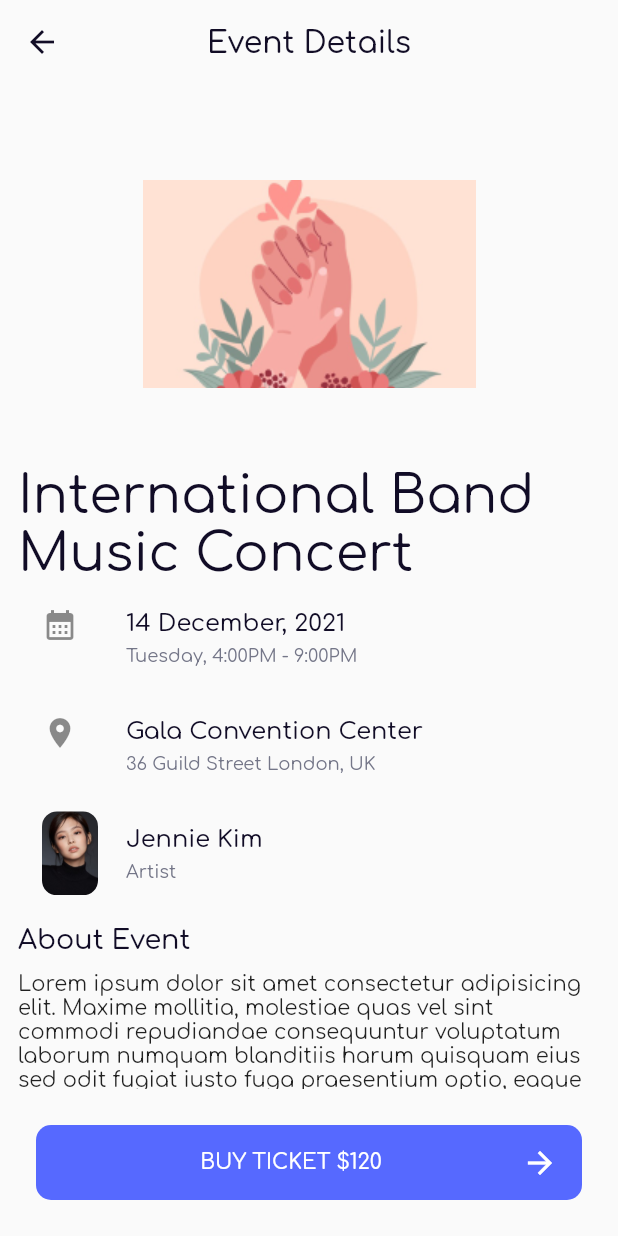
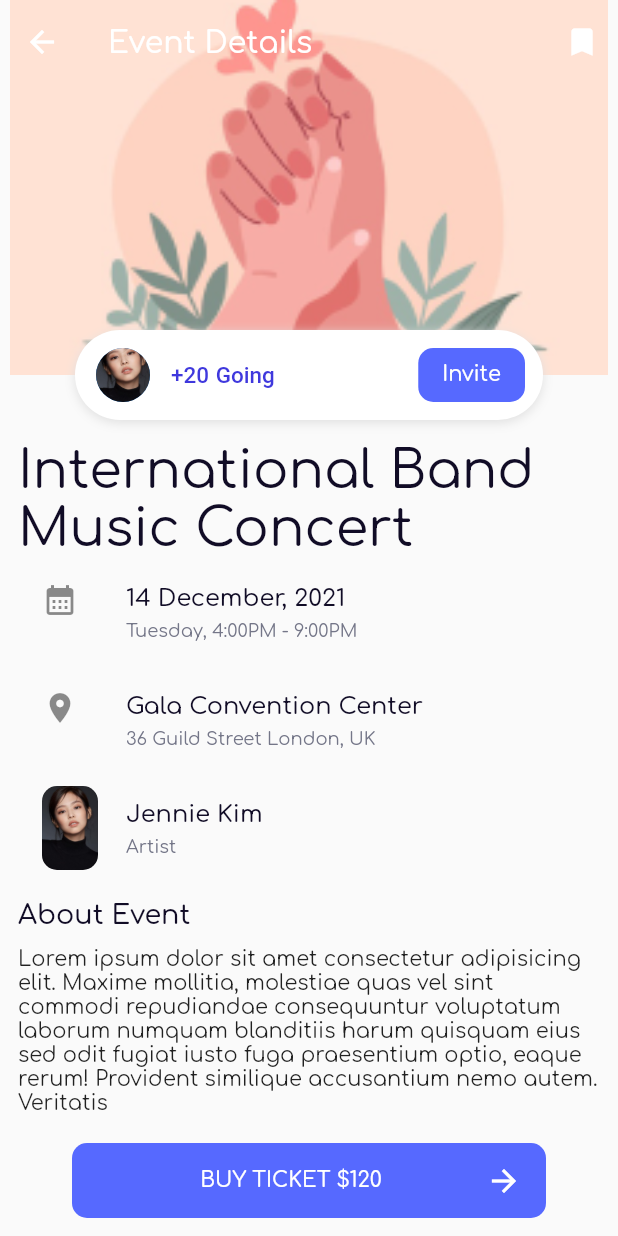
Before and after one commit to SteplerPaulo/event_booking, a Flutter app: the EventDetailsView screen opened by its route, on a phone screen of 412 x 824 dp. Run offline on Flutter 3.47's test engine with Material 2 defaults, Android fonts, the phone set to English and light mode, and no system bars; our stand-ins replace flutter_svg, get, google_fonts, pinput.

Commit message:
Update Even Details Layout

```diff
--- a/lib/app/modules/event_details/views/event_details_view.dart
+++ b/lib/app/modules/event_details/views/event_details_view.dart
@@ -9,18 +9,85 @@ class EventDetailsView extends GetView<EventDetailsController> {
   @override
   Widget build(BuildContext context) {
     return Scaffold(
-        extendBody: true,
+      extendBodyBehindAppBar: true,
       appBar: AppBar(
-          title: const Text('Event Details'),
-          centerTitle: true,
+        iconTheme: const IconThemeData(color: Colors.white),
+        title: const Text(
+          "Event Details",
+          style: TextStyle(color: Colors.white),
+        ),
+        actions: [
+          IconButton(
+            onPressed: () {},
+            icon: const Icon(Icons.bookmark),
+          ),
+        ],
       ),
       body: Column(
         children: [
+          Stack(
+            clipBehavior: Clip.none,
+            children: [
+              Container(
+                height: 250,
+                decoration: const BoxDecoration(
+                  image: DecorationImage(
+                    image: AssetImage("assets/event.png"),
+                    fit: BoxFit.contain,
+                    alignment: Alignment.center,
+                  ),
+                ),
+              ),
+              Positioned(
+                top: 220,
+                left: 50,
+                right: 50,
+                child: Container(
+                  decoration: BoxDecoration(
+                    boxShadow: [
+                      BoxShadow(
+                        color: Colors.grey.shade300,
+                        offset: const Offset(0.0, 2.0),
+                        blurRadius: 5,
+                      ),
+                    ],
+                    color: Colors.white,
+                    borderRadius: BorderRadius.circular(30),
+                  ),
+                  height: 60,
+                  padding: const EdgeInsets.all(12),
+                  child: Row(
+                    children: [
+                      const CircleAvatar(
+                        radius: 20,
+                        backgroundImage: AssetImage("assets/profile.jpg"),
+                      ),
+                      const SizedBox(width: 12),
+                      const Text(
+                        "+20 Going",
+                        style: TextStyle(
+                          color: Color(0xff3f38dd),
+                          fontSize: 15,
+                          fontFamily: "Airbnb Cereal App",
+                          fontWeight: FontWeight.w500,
+                        ),
+                      ),
+                      const Spacer(),
+                      ElevatedButton(
+                        onPressed: () {},
+                        child: const Text('Invite'),
+                      )
+                    ],
+                  ),
+                ),
+              ),
+            ],
+          ),
+          const SizedBox(height: 32),
           Expanded(
             child: ListView(
               padding: const EdgeInsets.all(12),
               children: [
-                  Image.asset("assets/event.png"),
                 const Text(
                   "International Band Music Concert",
                   style: TextStyle(
@@ -101,7 +168,7 @@ class EventDetailsView extends GetView<EventDetailsController> {
             ),
           ),
           Padding(
-              padding: const EdgeInsets.all(24),
+            padding: const EdgeInsets.fromLTRB(48, 12, 48, 12),
             child: ElevatedButton(
               onPressed: () {},
               child: Row(
@@ -115,6 +182,7 @@ class EventDetailsView extends GetView<EventDetailsController> {
             ),
           )
         ],
-        ));
+      ),
+    );
   }
 }
--- a/lib/app/modules/event_map/controllers/event_map_controller.dart
+++ b/lib/app/modules/event_map/controllers/event_map_controller.dart
@@ -1,23 +1,3 @@
 import 'package:get/get.dart';
 
-class EventMapController extends GetxController {
-  //TODO: Implement EventMapController
-
-  final count = 0.obs;
-  @override
-  void onInit() {
-    super.onInit();
-  }
-
-  @override
-  void onReady() {
-    super.onReady();
-  }
-
-  @override
-  void onClose() {
-    super.onClose();
-  }
-
-  void increment() => count.value++;
-}
+class EventMapController extends GetxController {}
--- a/lib/app/modules/event_map/views/event_map_view.dart
+++ b/lib/app/modules/event_map/views/event_map_view.dart
@@ -10,12 +10,12 @@ class EventMapView extends GetView<EventMapController> {
   Widget build(BuildContext context) {
     return Scaffold(
       appBar: AppBar(
-        title: const Text('EventMapView'),
+        title: const Text('Event Map'),
         centerTitle: true,
       ),
-      body: Center(
+      body: const Center(
         child: Text(
-          'EventMapView is working',
+          'Map here...',
           style: TextStyle(fontSize: 20),
         ),
       ),
```
Lines whose indentation alone changed are shown as unchanged.
